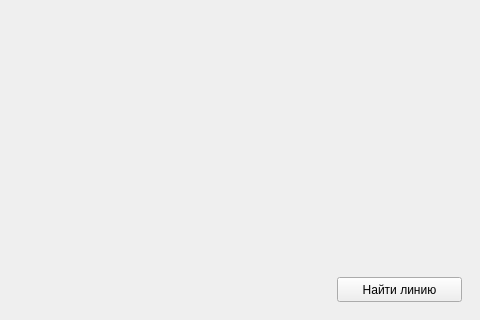
The window that Task_2/Interface.ui (AlferovKirill/Test) describes before a commit, drawn with Qt 5; both pictures show x 320 to 800 and y 280 to 600 of the 800 by 600 pixel window.
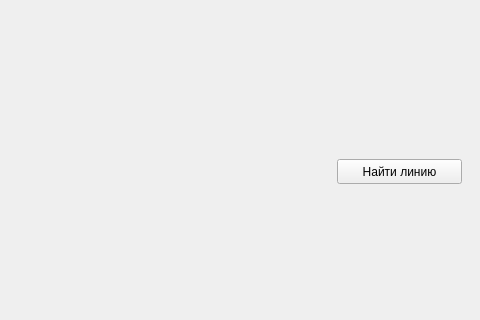
The same window after the commit. Custom widgets are drawn as their Qt base class.

```diff
--- a/Task_2/Interface.ui
+++ b/Task_2/Interface.ui
@@ -16,14 +16,7 @@
   <widget class="QWidget" name="centralwidget">
    <layout class="QVBoxLayout" name="verticalLayout">
     <item>
-     <widget class="QWidget" name="customPlot" native="true">
-      <property name="sizePolicy">
-       <sizepolicy hsizetype="Preferred" vsizetype="Expanding">
-        <horstretch>0</horstretch>
-        <verstretch>0</verstretch>
-       </sizepolicy>
-      </property>
-     </widget>
+     <widget class="QwtPlot" name="qwtPlot"/>
     </item>
     <item>
      <widget class="QWidget" name="widget" native="true">
@@ -94,6 +87,13 @@
    </property>
   </action>
  </widget>
+ <customwidgets>
+  <customwidget>
+   <class>QwtPlot</class>
+   <extends>QFrame</extends>
+   <header>qwt_plot.h</header>
+  </customwidget>
+ </customwidgets>
  <resources/>
  <connections/>
 </ui>
```
